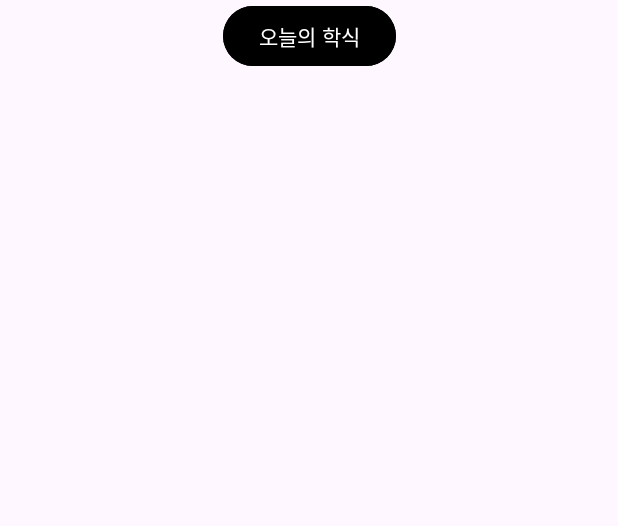
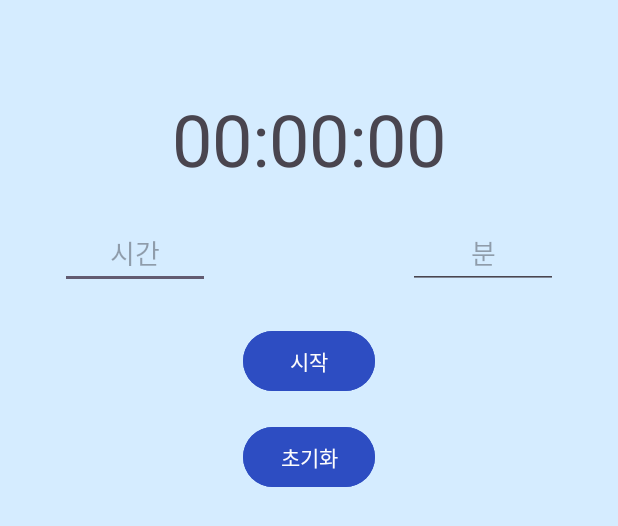
Before and after one commit to zeta078/CampusCat, an Android app: the layout activity_main.xml on its own in the app's theme, with its tools: preview values and no code run, on a phone screen of 412 x 824 dp. Shown: the top 526 px of the screen. Run offline under Robolectric (Android 15) with nearby library versions, the phone set to English and light mode, and no system bars.

Commit message:
자습 기능 구현을 위한 레이아웃 구성 작성자:이주한

```diff
--- a/app/src/main/res/layout/activity_main.xml
+++ b/app/src/main/res/layout/activity_main.xml
@@ -1,22 +1,71 @@
 <?xml version="1.0" encoding="utf-8"?>
-<androidx.constraintlayout.widget.ConstraintLayout xmlns:android="http://schemas.android.com/apk/res/android"
+<androidx.constraintlayout.widget.ConstraintLayout
+    xmlns:android="http://schemas.android.com/apk/res/android"
     xmlns:app="http://schemas.android.com/apk/res-auto"
-    xmlns:tools="http://schemas.android.com/tools"
     android:layout_width="match_parent"
     android:layout_height="match_parent"
-    tools:context=".MainActivity">
+    android:background="#D5ECFF">
 
-    <Button
-        android:id="@+id/btnCafe"
+    <TextView
+        android:id="@+id/textTimer"
         android:layout_width="wrap_content"
         android:layout_height="wrap_content"
-        android:layout_marginTop="120dp"
-        android:text="오늘의 학식"
-        android:backgroundTint="#000000"
-        android:textColor="#FFFFFF"
+        android:text="00:00:00"
+        android:textSize="48sp"
+        app:layout_constraintTop_toTopOf="parent"
+        app:layout_constraintStart_toStartOf="parent"
         app:layout_constraintEnd_toEndOf="parent"
+        android:layout_marginTop="60dp" />
+
+    <EditText
+        android:id="@+id/editHours"
+        android:layout_width="100dp"
+        android:layout_height="wrap_content"
+        android:hint="시간"
+        android:gravity="center"
+        android:textAlignment="center"
+        android:inputType="number"
+        app:layout_constraintTop_toBottomOf="@id/textTimer"
         app:layout_constraintStart_toStartOf="parent"
-        app:layout_constraintTop_toBottomOf="@id/btnStudy" />
+        android:layout_marginTop="20dp"
+        android:layout_marginStart="40dp" />
 
+    <EditText
+        android:id="@+id/editMinutes"
+        android:layout_width="100dp"
+        android:layout_height="wrap_content"
+        android:hint="분"
+        android:gravity="center"
+        android:textAlignment="center"
+        android:inputType="number"
+        app:layout_constraintTop_toBottomOf="@id/textTimer"
+        app:layout_constraintEnd_toEndOf="parent"
+        android:layout_marginTop="20dp"
+        android:layout_marginEnd="40dp" />
 
+    <com.google.android.material.button.MaterialButton
+        android:id="@+id/btnToggle"
+        android:layout_width="wrap_content"
+        android:layout_height="wrap_content"
+        android:text="시작"
+        android:textColor="#FDFDFD"
+        app:layout_constraintTop_toBottomOf="@id/editMinutes"
+        app:layout_constraintStart_toStartOf="parent"
+        app:layout_constraintEnd_toEndOf="parent"
+        android:layout_marginTop="24dp"
+        android:backgroundTint="#2D4DC2"
+        app:cornerRadius="50dp"/>
+
+    <com.google.android.material.button.MaterialButton
+        android:id="@+id/btnReset"
+        android:layout_width="wrap_content"
+        android:layout_height="wrap_content"
+        android:text="초기화"
+        android:textColor="#FDFDFD"
+        app:layout_constraintTop_toBottomOf="@id/btnToggle"
+        app:layout_constraintStart_toStartOf="parent"
+        app:layout_constraintEnd_toEndOf="parent"
+        android:layout_marginTop="16dp"
+        android:backgroundTint="#2D4DC2"
+        app:cornerRadius="50dp"/>
 </androidx.constraintlayout.widget.ConstraintLayout>
```
